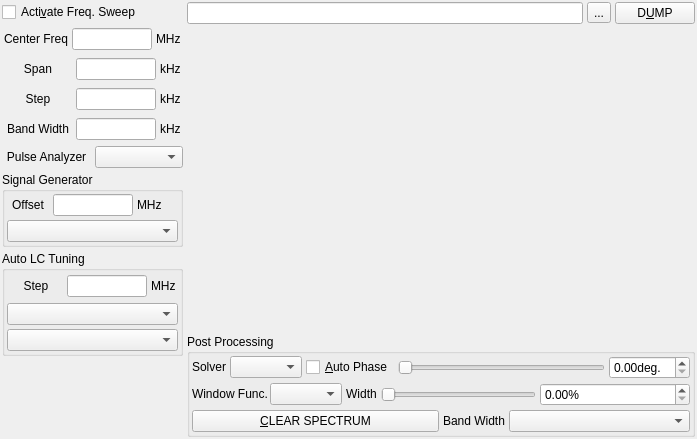
Above: modules/nmr/nmrfspectrumform.ui from northriv/KAME before the change. Below: the same form after it.
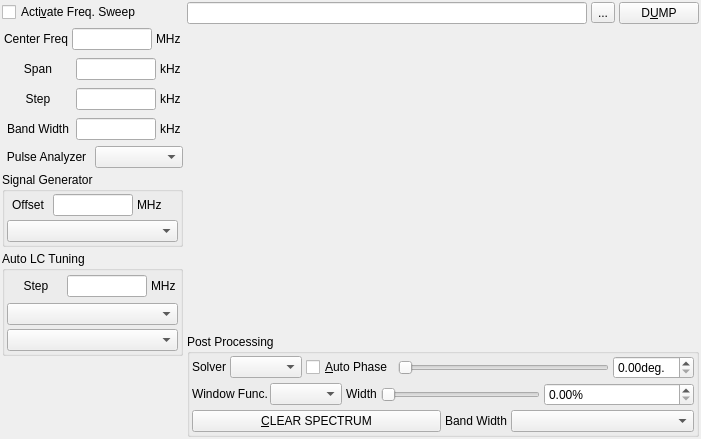
That is the form after the change. Custom widgets are drawn as their Qt base class.

```diff
--- a/modules/nmr/nmrfspectrumform.ui
+++ b/modules/nmr/nmrfspectrumform.ui
@@ -6,7 +6,7 @@
    <rect>
     <x>0</x>
     <y>0</y>
-    <width>697</width>
+    <width>701</width>
     <height>439</height>
    </rect>
   </property>
```
Left out of the diff: 106 changed lines with no effect on the pictures. Lines whose indentation alone changed are shown as unchanged.
